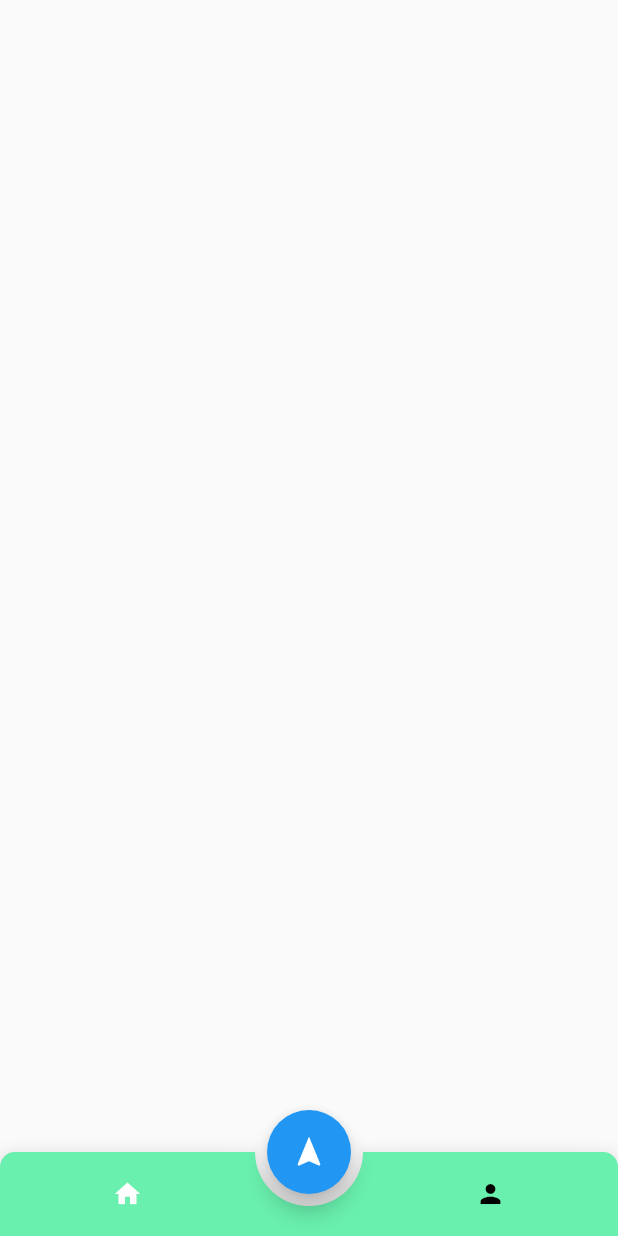
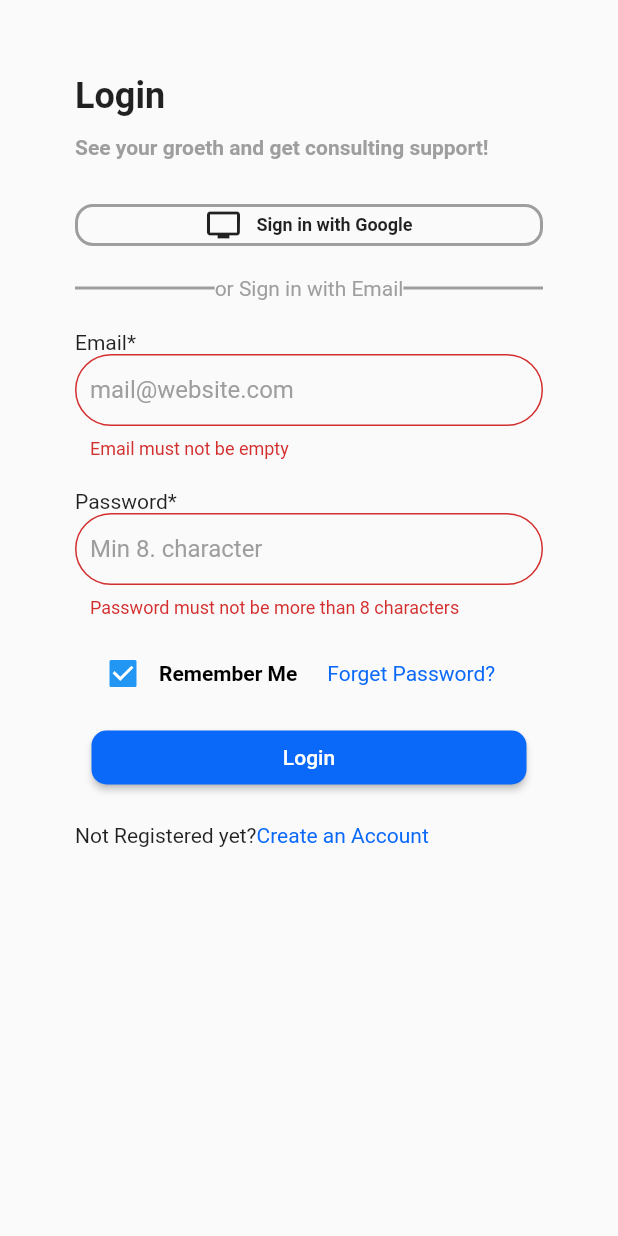
Before and after one commit to Surpriso2017/authentication-pages-morning-nischal588, a Flutter app: the screen it shows after launch, on a phone screen of 412 x 824 dp. Run offline on Flutter 3.47's test engine with Material 2 defaults, Android fonts, the phone set to English and light mode, and no system bars; drawn by our look-alikes of animated_bottom_navigation_bar; our stand-ins replace curved_navigation_bar.

```diff
--- /dev/null
+++ b/insta/lib/login_screen.dart
@@ -0,0 +1,228 @@
+import 'dart:ui';
+
+import 'package:flutter/material.dart';
+import 'package:insta/bottom_animated_navigation.dart';
+import 'package:insta/signup_screen.dart';
+
+class LoginScreen extends StatefulWidget {
+  const LoginScreen({Key? key}) : super(key: key);
+
+  @override
+  State<LoginScreen> createState() => _LOginScreenState();
+}
+
+firstSection() {
+  return Column(
+    crossAxisAlignment: CrossAxisAlignment.start,
+    children: [
+      Text(
+        "Login",
+        style: TextStyle(fontSize: 24, fontWeight: FontWeight.bold),
+      ),
+      SizedBox(
+        height: 12,
+      ),
+      Text(
+        "See your groeth and get consulting support!",
+        style: TextStyle(
+            fontSize: 14, color: Colors.grey, fontWeight: FontWeight.bold),
+      ),
+      SizedBox(
+        height: 30,
+      ),
+      InkWell(
+        onTap: () {},
+        child: Container(
+          decoration: BoxDecoration(
+              border: Border.all(color: Colors.grey, width: 2),
+              borderRadius: BorderRadius.circular(12)),
+          child: Row(
+            mainAxisAlignment: MainAxisAlignment.center,
+            children: [
+              Icon(Icons.tv),
+              SizedBox(
+                width: 10,
+              ),
+              Text(
+                "Sign in with Google",
+                style: TextStyle(fontSize: 12, fontWeight: FontWeight.bold),
+              )
+            ],
+          ),
+        ),
+      )
+    ],
+  );
+}
+
+divide() {
+  return Row(
+    children: [
+      Expanded(
+          child: Divider(
+        color: Colors.grey,
+        thickness: 2,
+      )),
+      Text(
+        "or Sign in with Email",
+        style: TextStyle(color: Colors.grey),
+      ),
+      Expanded(
+          child: Divider(
+        color: Colors.grey,
+        thickness: 2,
+      ))
+    ],
+  );
+}
+
+secondSection(
+    GlobalKey foormkey,
+    TextEditingController emailController,
+    TextEditingController passwordController,
+    bool hidePassword,
+    BuildContext context) {
+  return Form(
+    autovalidateMode: AutovalidateMode.always,
+    key: foormkey,
+    child: Column(
+      crossAxisAlignment: CrossAxisAlignment.start,
+      children: [
+        Text("Email*"),
+        TextFormField(
+          minLines: 1,
+          controller: emailController,
+          keyboardType: TextInputType.emailAddress,
+          decoration: const InputDecoration(
+              contentPadding: EdgeInsets.fromLTRB(10, 0, 0, 0),
+              hintMaxLines: 1,
+              hintText: "mail@website.com",
+              hintStyle: TextStyle(color: Colors.grey),
+              border: OutlineInputBorder(
+                  borderRadius: BorderRadius.all(Radius.circular(70)),
+                  borderSide: BorderSide(color: Colors.grey))),
+          validator: (val) {
+            if (val != null && val.isNotEmpty) {
+              return null;
+            }
+            return "Email must not be empty";
+          },
+        ),
+        SizedBox(
+          height: 20,
+        ),
+        Text("Password*"),
+        TextFormField(
+          controller: passwordController,
+          obscureText: hidePassword,
+          decoration: const InputDecoration(
+              contentPadding: EdgeInsets.fromLTRB(10, 0, 0, 0),
+              hintMaxLines: 1,
+              hintText: "Min 8. character",
+              hintStyle: TextStyle(color: Colors.grey),
+              border: OutlineInputBorder(
+                  borderRadius: BorderRadius.all(Radius.circular(70)),
+                  borderSide: BorderSide(color: Colors.grey))),
+          validator: (val) {
+            if (val == null) {
+              return "password should not be null";
+            }
+            if (val.length < 8) {
+              return "Password must not be more than 8 characters ";
+            }
+            return null;
+          },
+        ),
+        SizedBox(
+          height: 5,
+        ),
+        Padding(
+          padding: const EdgeInsets.all(8.0),
+          child: Row(
+            children: [
+              Checkbox(value: true, onChanged: (newValue) {}),
+              Text(
+                "Remember Me",
+                style:
+                    TextStyle(color: Colors.black, fontWeight: FontWeight.bold),
+              ),
+              SizedBox(
+                width: 20,
+              ),
+              Text(
+                "Forget Password?",
+                style: TextStyle(color: Color(0xff0B69FA)),
+              )
+            ],
+          ),
+        ),
+        Center(
+          child: MaterialButton(
+            onPressed: () {
+              if (foormkey != null) {
+                Navigator.push(context,
+                    MaterialPageRoute(builder: (context) => LoginScreen()));
+              }
+            },
+            minWidth: 290,
+            color: Color(0xff0B69FA),
+            child: Text("Login"),
+            textColor: Colors.white,
+            shape:
+                RoundedRectangleBorder(borderRadius: BorderRadius.circular(10)),
+          ),
+        ),
+        Padding(
+          padding: const EdgeInsets.fromLTRB(0, 20, 0, 0),
+          child: Row(
+            children: [
+              Text("Not Registered yet?"),
+              InkWell(
+                onTap: () {
+                  Navigator.push(context,
+                      MaterialPageRoute(builder: (context) => SignupScreen()));
+                },
+                child: Text(
+                  "Create an Account",
+                  style: TextStyle(color: Color(0xff0B69FA)),
+                ),
+              )
+            ],
+          ),
+        )
+      ],
+    ),
+  );
+}
+
+class _LOginScreenState extends State<LoginScreen> {
+  final emailController = new TextEditingController();
+  final passwordController = new TextEditingController();
+  final foormKey = GlobalKey<FormState>();
+  final hidePassword = true;
+  @override
+  Widget build(BuildContext context) {
+    return Scaffold(
+      body: Padding(
+        padding: EdgeInsets.all(50),
+        child: SafeArea(
+          child: SingleChildScrollView(
+            child:
+                Column(mainAxisAlignment: MainAxisAlignment.center, children: [
+              firstSection(),
+              SizedBox(
+                height: 20,
+              ),
+              divide(),
+              SizedBox(
+                height: 20,
+              ),
+              secondSection(foormKey, emailController, passwordController,
+                  hidePassword, context)
+            ]),
+          ),
+        ),
+      ),
+    );
+  }
+}
--- a/insta/lib/main.dart
+++ b/insta/lib/main.dart
@@ -1,5 +1,6 @@
 import 'package:flutter/material.dart';
 import 'package:insta/bottom_animated_navigation.dart';
+import 'package:insta/login_screen.dart';
 
 import 'bottom_curved_navigation_bar.dart';
 
@@ -16,8 +17,13 @@ class MyApp extends StatelessWidget {
     return MaterialApp(
         title: 'Flutter Demo',
         theme: ThemeData(
+          textTheme: TextTheme(
+              bodyText2: TextStyle(fontSize: 14),
+              bodyText1: TextStyle(fontSize: 14),
+              headline1: TextStyle(fontSize: 14),
+              headline3: TextStyle(fontSize: 14)),
           primarySwatch: Colors.blue,
         ),
-        home: BottomAnimatedNavBar());
+        home: (LoginScreen()));
   }
 }
```
Also changed, not shown: insta/lib/signup_screen.dart (added, +247 -0 lines).
